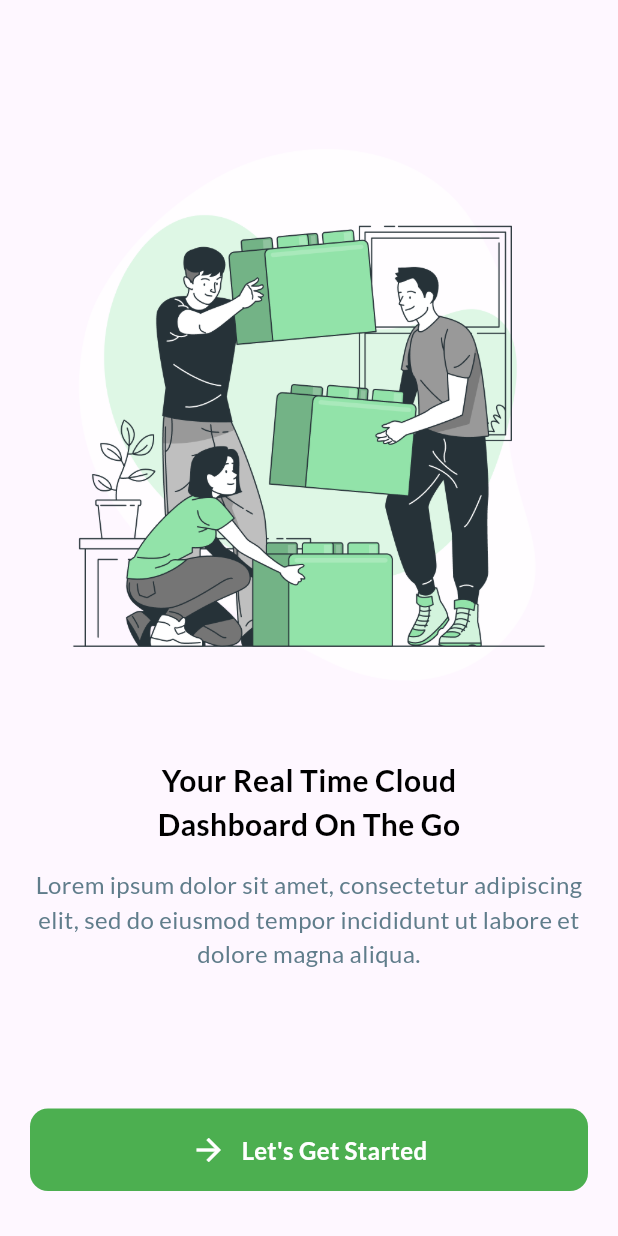
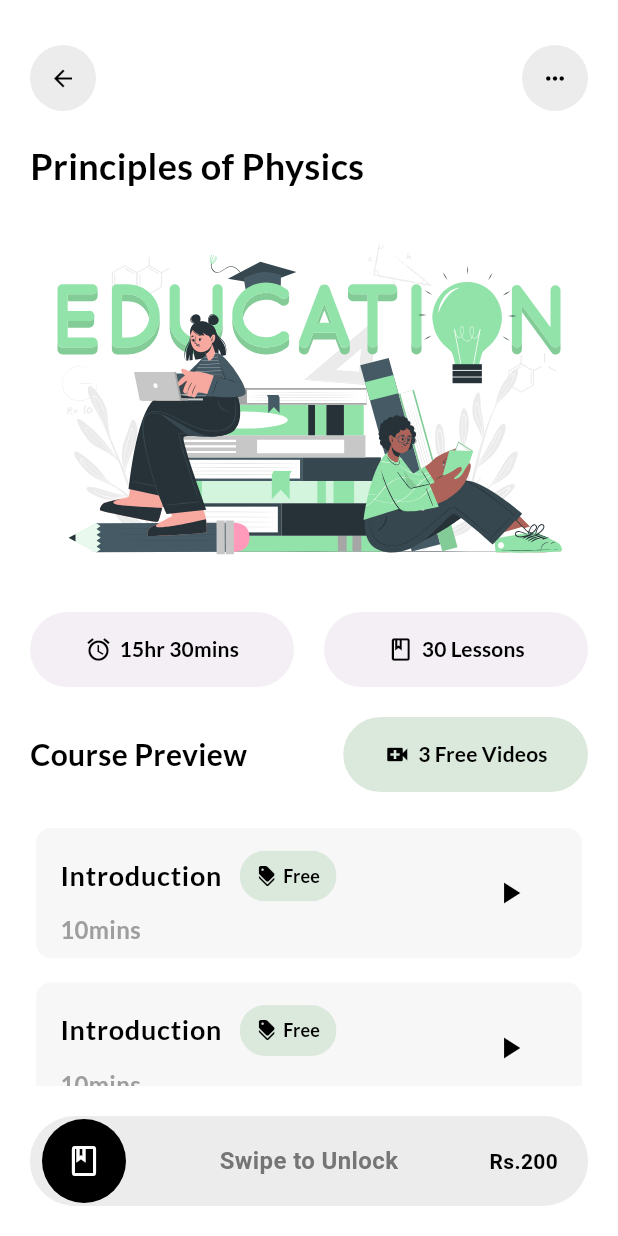
Before and after one commit to Imran200216/ui_safa_learning, a Flutter app: the screen it shows after launch, on a phone screen of 412 x 824 dp. Run offline on Flutter 3.47's test engine with Material 3 defaults, Android fonts, the light colour scheme and no system bars; drawn by our look-alikes of slide_to_act; our stand-ins replace flutter_svg.

Commit message:
FEAT: added course learning screen

```diff
--- a/lib/main.dart
+++ b/lib/main.dart
@@ -1,4 +1,5 @@
 import 'package:flutter/material.dart';
+import 'package:ui_tutorial/screens/course_learning_screen.dart';
 import 'package:ui_tutorial/screens/login_screen.dart';
 
 void main() {
@@ -15,7 +16,9 @@ class MyApp extends StatelessWidget {
       debugShowCheckedModeBanner: false,
       title: 'Flutter Demo',
       theme: ThemeData(colorScheme: .fromSeed(seedColor: Colors.deepPurple)),
-      home: LoginScreen(),
+      home: CourseLearningScreen(
+
+      ),
     );
   }
 }
--- /dev/null
+++ b/lib/screens/course_learning_screen.dart
@@ -0,0 +1,202 @@
+import 'package:flutter/material.dart';
+import 'package:flutter_svg/flutter_svg.dart';
+import 'package:slide_to_act/slide_to_act.dart';
+import 'package:ui_tutorial/widgets/k_chip.dart';
+import 'package:ui_tutorial/widgets/k_course_card.dart';
+import 'package:ui_tutorial/widgets/k_text.dart';
+
+class CourseLearningScreen extends StatelessWidget {
+  const CourseLearningScreen({super.key});
+
+  @override
+  Widget build(BuildContext context) {
+    return Scaffold(
+      backgroundColor: Colors.white,
+      bottomSheet: Container(
+        height: 100,
+        color: Colors.white,
+        child: Center(
+          child: Padding(
+            padding: EdgeInsets.symmetric(horizontal: 20, vertical: 10),
+            child: Stack(
+              alignment: Alignment.centerRight,
+              children: [
+                SlideAction(
+                  outerColor: Colors.grey.withOpacity(0.2),
+                  innerColor: Colors.black,
+                  sliderButtonIcon: Icon(
+                    Icons.book_outlined,
+                    color: Colors.white,
+                  ),
+                  text: "Swipe to Unlock",
+                  textStyle: TextStyle(
+                    color: Colors.grey.shade600,
+                    fontSize: 16,
+                    fontWeight: FontWeight.w700,
+                  ),
+                  elevation: 0,
+                  borderRadius: 70,
+                  height: 60,
+                  sliderButtonIconSize: 12,
+                ),
+
+                // <-- Trailing Rs.200 text
+                Positioned(
+                  right: 20,
+                  child: Text(
+                    "Rs.200",
+                    style: TextStyle(
+                      fontSize: 14,
+                      fontWeight: FontWeight.w700,
+                      color: Colors.black,
+                    ),
+                  ),
+                ),
+              ],
+            ),
+          ),
+        ),
+      ),
+      body: SafeArea(
+        child: SingleChildScrollView(
+          scrollDirection: Axis.vertical,
+          child: Padding(
+            padding: const EdgeInsets.symmetric(horizontal: 20, vertical: 30),
+            child: Column(
+              crossAxisAlignment: CrossAxisAlignment.start,
+              mainAxisAlignment: MainAxisAlignment.start,
+              children: [
+                Row(
+                  crossAxisAlignment: CrossAxisAlignment.center,
+                  mainAxisAlignment: MainAxisAlignment.spaceBetween,
+                  children: [
+                    // Arrow back
+                    GestureDetector(
+                      onTap: () {},
+                      child: CircleAvatar(
+                        radius: 22,
+                        backgroundColor: Colors.grey.withOpacity(0.2),
+                        child: Icon(
+                          Icons.arrow_back,
+                          color: Colors.black,
+                          size: 18,
+                        ),
+                      ),
+                    ),
+
+                    // More Hor
+                    GestureDetector(
+                      onTap: () {},
+                      child: CircleAvatar(
+                        radius: 22,
+                        backgroundColor: Colors.grey.withOpacity(0.2),
+                        child: Icon(
+                          Icons.more_horiz,
+                          color: Colors.black,
+                          size: 18,
+                        ),
+                      ),
+                    ),
+                  ],
+                ),
+
+                const SizedBox(height: 20),
+
+                // Principles of Physics
+                KText(
+                  text: "Principles of Physics",
+                  fontSize: 24,
+                  fontWeight: FontWeight.w700,
+                  color: Colors.black,
+                  textAlign: TextAlign.start,
+                ),
+
+                const SizedBox(height: 10),
+
+                // Images
+                SvgPicture.asset(
+                  "assets/images/svg/education.svg",
+                  height: 260,
+                  width: double.maxFinite,
+                  fit: BoxFit.cover,
+                ),
+
+                const SizedBox(height: 10),
+
+                Row(
+                  spacing: 20,
+                  crossAxisAlignment: CrossAxisAlignment.center,
+                  mainAxisAlignment: MainAxisAlignment.center,
+                  children: [
+                    // 15hr 30min
+                    Expanded(
+                      child: KChip(
+                        text: "15hr 30mins",
+                        prefixChipIcon: Icons.alarm,
+                        chipBgColor: Colors.grey.withOpacity(0.1),
+                      ),
+                    ),
+
+                    // 30 Lessons
+                    Expanded(
+                      child: KChip(
+                        text: "30 Lessons",
+                        prefixChipIcon: Icons.book_outlined,
+                        chipBgColor: Colors.grey.withOpacity(0.1),
+                      ),
+                    ),
+                  ],
+                ),
+
+                const SizedBox(height: 20),
+
+                Row(
+                  spacing: 20,
+                  crossAxisAlignment: CrossAxisAlignment.center,
+                  mainAxisAlignment: MainAxisAlignment.spaceBetween,
+                  children: [
+                    // Course Preview
+                    KText(
+                      text: "Course Preview",
+                      fontSize: 20,
+                      fontWeight: FontWeight.w700,
+                      color: Colors.black,
+                      textAlign: TextAlign.start,
+                    ),
+
+                    // 3 Free Videos
+                    KChip(
+                      text: "3 Free Videos",
+                      prefixChipIcon: Icons.video_call,
+                      chipBgColor: Colors.green.withOpacity(0.2),
+                    ),
+                  ],
+                ),
+
+                const SizedBox(height: 20),
+
+                ListView.separated(
+                  shrinkWrap: true,
+                  physics: const NeverScrollableScrollPhysics(),
+                  itemCount: 20,
+
+                  separatorBuilder: (context, index) {
+                    return SizedBox(height: 8);
+                  },
+                  itemBuilder: (context, index) {
+                    return KCourseCard(
+                      courseTitle: "Introduction",
+                      courseDuration: "10mins",
+                      isCourseFree: true,
+                      onCoursePlayIconTap: () {},
+                    );
+                  },
+                ),
+              ],
+            ),
+          ),
+        ),
+      ),
+    );
+  }
+}
--- /dev/null
+++ b/lib/widgets/k_chip.dart
@@ -0,0 +1,42 @@
+import 'package:flutter/material.dart';
+import 'package:ui_tutorial/widgets/k_text.dart';
+
+class KChip extends StatelessWidget {
+  final String text;
+  final IconData prefixChipIcon;
+  final Color chipBgColor;
+
+  const KChip({super.key, required this.text, required this.prefixChipIcon, required this.chipBgColor});
+
+  @override
+  Widget build(BuildContext context) {
+    return Chip(
+      backgroundColor: chipBgColor,
+      shape: RoundedRectangleBorder(
+        borderRadius: BorderRadius.circular(40),
+        side: BorderSide(color: Colors.transparent),
+      ),
+      label: Padding(
+        padding: EdgeInsets.symmetric(horizontal: 10, vertical: 6),
+        child: Row(
+          spacing: 5,
+          crossAxisAlignment: CrossAxisAlignment.center,
+          mainAxisAlignment: MainAxisAlignment.center,
+          children: [
+            // Icon
+            Icon(prefixChipIcon, color: Colors.black, size: 18),
+
+            // Chip Label
+            KText(
+              text: text,
+              fontSize: 14,
+              fontWeight: FontWeight.w700,
+              color: Colors.black,
+              textAlign: TextAlign.start,
+            ),
+          ],
+        ),
+      ),
+    );
+  }
+}
--- /dev/null
+++ b/lib/widgets/k_course_card.dart
@@ -0,0 +1,92 @@
+import 'package:flutter/material.dart';
+import 'package:ui_tutorial/widgets/k_text.dart';
+
+class KCourseCard extends StatelessWidget {
+  final String courseTitle;
+  final String courseDuration;
+  final bool isCourseFree;
+  final VoidCallback onCoursePlayIconTap;
+
+  const KCourseCard({
+    super.key,
+    required this.courseTitle,
+    required this.courseDuration,
+    required this.isCourseFree,
+    required this.onCoursePlayIconTap,
+  });
+
+  @override
+  Widget build(BuildContext context) {
+    return Card(
+      shape: RoundedRectangleBorder(borderRadius: BorderRadius.circular(10)),
+      color: Colors.grey.withOpacity(0.08),
+      elevation: 0,
+      child: ListTile(
+        title: Row(
+          spacing: 12,
+          crossAxisAlignment: CrossAxisAlignment.center,
+          mainAxisAlignment: MainAxisAlignment.start,
+          children: [
+            KText(
+              text: courseTitle,
+              fontSize: 18,
+              fontWeight: FontWeight.w700,
+              color: Colors.black,
+              textAlign: TextAlign.start,
+            ),
+
+            isCourseFree
+                ? Chip(
+                    backgroundColor: Colors.green.withOpacity(0.2),
+
+                    // Reduce Chip internal padding
+                    padding: EdgeInsets.symmetric(horizontal: 6, vertical: 0),
+
+                    // Reduce label padding
+                    labelPadding: EdgeInsets.symmetric(horizontal: 4),
+
+                    shape: RoundedRectangleBorder(
+                      borderRadius: BorderRadius.circular(20),
+                      side: BorderSide(color: Colors.transparent),
+                    ),
+
+                    label: Row(
+                      mainAxisSize: MainAxisSize.min,
+                      spacing: 4,
+                      children: [
+                        Icon(
+                          Icons.discount,
+                          color: Colors.black,
+                          size: 14, // smaller icon
+                        ),
+                        KText(
+                          textAlign: TextAlign.center,
+                          text: "Free",
+                          fontSize: 12,
+                          // smaller text
+                          fontWeight: FontWeight.w600,
+                          color: Colors.black,
+                        ),
+                      ],
+                    ),
+                  )
+                : SizedBox.shrink(),
+          ],
+        ),
+        subtitle: KText(
+          text: courseDuration,
+          fontSize: 16,
+          fontWeight: FontWeight.w700,
+          color: Colors.grey,
+          textAlign: TextAlign.start,
+        ),
+        trailing: IconButton(
+          onPressed: () {
+            onCoursePlayIconTap();
+          },
+          icon: Icon(Icons.play_arrow, color: Colors.black),
+        ),
+      ),
+    );
+  }
+}
```
Also changed, not shown: pubspec.yaml (+8 -1 lines), assets/images/png/on-boarding-img.png (renamed from assets/images/on-boarding-img.png), assets/images/svg/education.svg (added), pubspec.lock.
